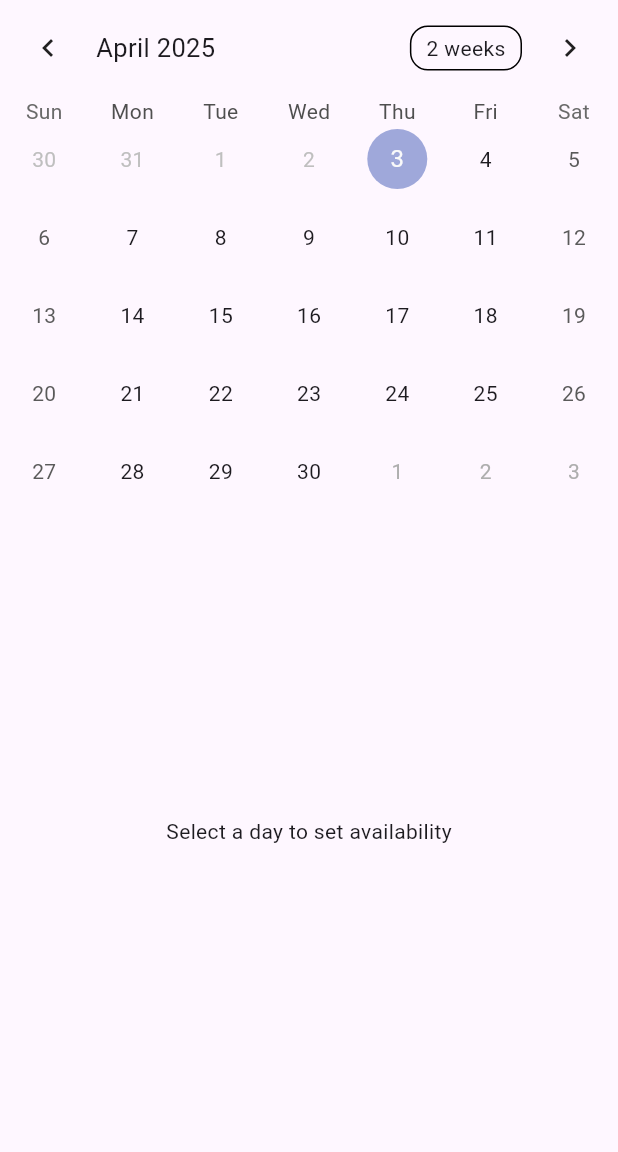
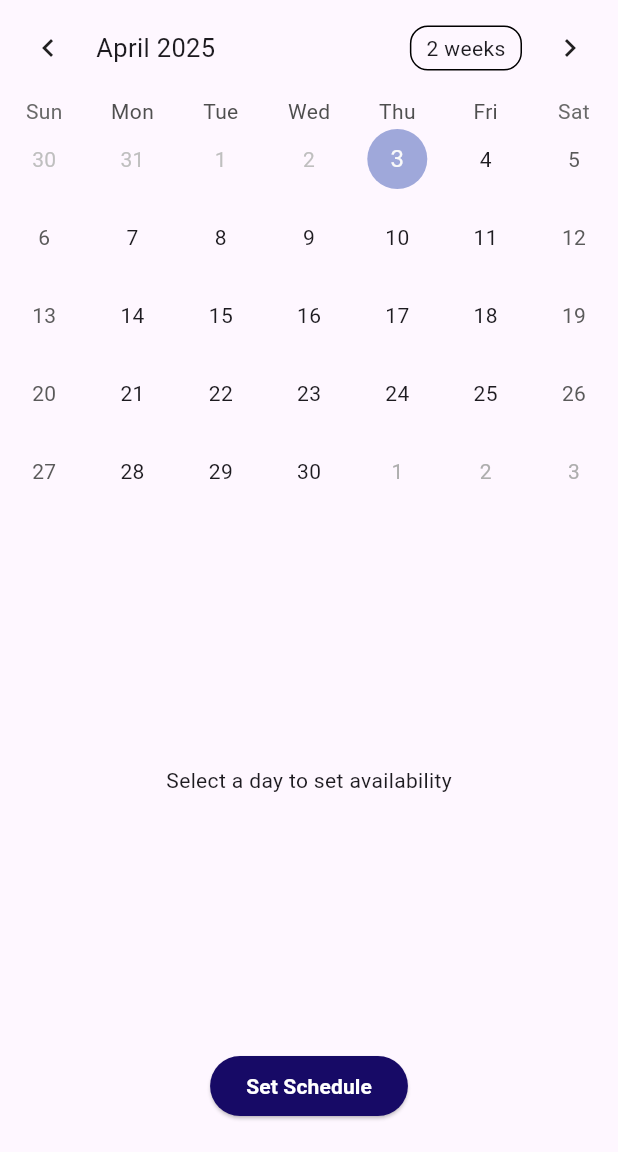
Before and after one commit to Quanby-OJT/Nearby-task-frontend, a Flutter app: the ScheduleManagement screen opened directly, after a tap on the "person" icon, on a phone screen of 412 x 824 dp, the part 84-1236 px from its top. Run offline on Flutter 3.47's test engine with Material 3 defaults, Android fonts, the phone set to English and light mode, and no system bars; drawn by our look-alikes of table_calendar; our stand-ins replace app_links, currency_text_input_formatter, dropdown_search, file_picker, flip_card, flutter_card_swiper and 9 more; missing offline and left inert: flutter_pdfview; accounts and stored records are empty; network calls fail.

Commit message:
successfully inserted tasker schedule to the database. working out with the display to the client/tasker

```diff
--- a/flutter_fe/lib/controller/profile_controller.dart
+++ b/flutter_fe/lib/controller/profile_controller.dart
@@ -1249,7 +1249,6 @@ class ProfileController {
         wage: double.parse(cleanedWage),
         payPeriod: payPeriodController.text,
         birthDate: DateTime.parse(birthdateController.text),
-        phoneNumber: int.parse(contactNumberController.text),
       );
 
       Map<String, dynamic> resultData = await ProfileService.updateTasker(
--- a/flutter_fe/lib/controller/task_controller.dart
+++ b/flutter_fe/lib/controller/task_controller.dart
@@ -237,7 +237,6 @@ class TaskController {
           wage: 0.0,
           payPeriod: '',
           birthDate: DateTime.now(),
-          phoneNumber: 0,
           group: false,
           user: taskerUser,
         );
--- a/flutter_fe/lib/controller/task_request_controller.dart
+++ b/flutter_fe/lib/controller/task_request_controller.dart
@@ -70,6 +70,8 @@ class TaskRequestController {
             content: Text(response['message']),
           ),
         );
+        //TODO: Redirect the user to the Escrow Website
+
       }else{
         ScaffoldMessenger.of(context).showSnackBar(
           SnackBar(
--- /dev/null
+++ b/flutter_fe/lib/controller/tasker_scheduler_controller.dart
@@ -0,0 +1,68 @@
+import 'package:flutter/material.dart';
+import 'package:flutter_fe/model/tasker_scheduler.dart';
+import 'package:flutter_fe/service/tasker_service.dart';
+
+import '../view/service_acc/schedule_management_page.dart';
+
+
+class TaskerSchedulerController {
+  Future<String> setTaskerSchedule(Map<DateTime, List<TimeSlot>> scheduleData) async {
+    try {
+      // Convert the schedule data into a list of TaskerScheduler objects
+      List<TaskerScheduler> schedules = [];
+      scheduleData.forEach((date, slots) {
+        for (var slot in slots) {
+          schedules.add(TaskerScheduler(
+            dateScheduled: date.toIso8601String(),
+            startTime: slot.startTime.toString(),
+            endTime: slot.endTime.toString(),
+            isAvailable: slot.isAvailable,
+          ));
+        }
+      });
+
+      // Send each schedule entry to the API
+      String lastMessage = "";
+      for (var schedule in schedules) {
+        var response = await TaskerService.setTaskerSchedule(schedule);
+        if (response.containsKey('message')) {
+          lastMessage = response['message'];
+        } else {
+          return "An error occurred while setting tasker schedule.";
+        }
+      }
+
+      return lastMessage.isNotEmpty
+          ? lastMessage
+          : "Schedule successfully set";
+    } catch (e, stackTrace) {
+      debugPrint("Error setting tasker schedule: $e");
+      debugPrintStack(stackTrace: stackTrace);
+      return "An error occurred while setting tasker schedule.";
+    }
+  }
+
+  Future<Map<DateTime, List<TimeSlot>>> getTaskerSchedule() async {
+    try{
+      List<TaskerScheduler> schedules = await TaskerService.getTaskerSchedule();
+      Map<DateTime, List<TimeSlot>> scheduleData = {};
+      for (var schedule in schedules) {
+        DateTime date = DateTime.parse(schedule.dateScheduled);
+        if (!scheduleData.containsKey(date)) {
+          scheduleData[date] = [];
+        }
+        scheduleData[date]!.add(TimeSlot(
+          startTime: TimeOfDay(hour: int.parse(schedule.startTime.split(":")[0]), minute: int.parse(schedule.startTime.split(":")[1])),
+          endTime: TimeOfDay(hour: int.parse(schedule.endTime.split(":")[0]), minute: int.parse(schedule.endTime.split(":")[1])),
+          isAvailable: schedule.isAvailable,
+        ));
+      }
+      return scheduleData;
+    } catch (e, stackTrace) {
+      debugPrint("Error getting tasker schedule: $e");
+      debugPrintStack(stackTrace: stackTrace);
+
+      return {};
+    }
+  }
+}
--- a/flutter_fe/lib/model/tasker_model.dart
+++ b/flutter_fe/lib/model/tasker_model.dart
@@ -13,7 +13,6 @@ class TaskerModel {
   final double wage;
   final String payPeriod;
   final DateTime birthDate;
-  final int phoneNumber;
   final bool? group;
   UserModel? user;
 
@@ -28,7 +27,6 @@ class TaskerModel {
     required this.wage,
     required this.payPeriod,
     required this.birthDate,
-    required this.phoneNumber,
     this.taskerDocuments,
     this.socialMediaLinks,
     this.user,
@@ -46,7 +44,6 @@ class TaskerModel {
       id: json['tasker_id'] ?? 0,
       bio: json['bio'] ?? '',
       skills: json['skills'] ?? '',
-      phoneNumber: json['contact_number'],
       availability: json['availability'] ?? false,
       socialMediaLinks: (json['social_media_links'] as Map<String, dynamic>)
           .map((key, value) => MapEntry(key, value as String)),
@@ -81,7 +78,6 @@ class TaskerModel {
 
 
       // remove kasi nasa user na siya
-      "contact_number": phoneNumber,
       "group": group,
       "wage_per_hour": wage,
       "pay_period": payPeriod,
--- /dev/null
+++ b/flutter_fe/lib/model/tasker_scheduler.dart
@@ -0,0 +1,30 @@
+class TaskerScheduler{
+  final String dateScheduled;
+  final String startTime;
+  final String endTime;
+  final bool isAvailable;
+
+  TaskerScheduler({
+    required this.dateScheduled,
+    required this.startTime,
+    required this.endTime,
+    required this.isAvailable
+  });
+
+  Map<String, dynamic> toJson(){
+    return {
+      "scheduled_date": dateScheduled,
+      "start_time": startTime,
+      "end_time": endTime,
+    };
+  }
+
+  factory TaskerScheduler.fromJson(Map<String, dynamic> json){
+    return TaskerScheduler(
+      dateScheduled: json['scheduled_date'] as String,
+      startTime: json['start_time'] as String,
+      endTime: json['end_time'] as String,
+      isAvailable: json['is_available'] as bool,
+    );
+  }
+}
--- a/flutter_fe/lib/service/tasker_service.dart
+++ b/flutter_fe/lib/service/tasker_service.dart
@@ -8,12 +8,14 @@ import 'package:get_storage/get_storage.dart';
 import 'package:http/http.dart' as http;
 import 'package:flutter_fe/model/task_model.dart';
 import 'package:flutter_fe/service/auth_service.dart';
+import 'dart:io';
+import 'package:flutter_fe/model/tasker_scheduler.dart';
 
 class TaskerService {
-  final storage = GetStorage();
-  final String apiUrl = "http://10.0.2.2:5000/connect";
+  static final storage = GetStorage();
+  static final String apiUrl = "http://10.0.2.2:5000/connect";
 
-  Map<String, dynamic> _handleResponse(http.Response response) {
+  static Map<String, dynamic> _handleResponse(http.Response response) {
     debugPrint(response.body);
     final responseBody = jsonDecode(response.body);
     if (response.statusCode >= 200 && response.statusCode < 300) {
@@ -21,6 +23,55 @@ class TaskerService {
       return responseBody;
     } else {
       return {"error": responseBody["error"] ?? "Unknown error"};
+    }
+  }
+
+  static Future<Map<String, dynamic>> _getRequest(String endpoint) async {
+    debugPrint("Current Session: ${await storage.read('session')}");
+    final token = await AuthService.getSessionToken();
+    try {
+      final response = await http.get(
+        Uri.parse('$apiUrl$endpoint'),
+        headers: {
+          "Authorization": "Bearer $token",
+          "Content-Type": "application/json"
+        },
+      );
+      print("API Response for $endpoint: ${response.body}");
+      return _handleResponse(response);
+    } catch (e, stackTrace) {
+      debugPrint(e.toString());
+      debugPrint(stackTrace.toString());
+      return {"error": "Request failed: $e"};
+    }
+  }
+
+  static Future<Map<String, dynamic>> _postRequest(
+      {required String endpoint, required Map<String, dynamic> body}) async {
+    final token = await AuthService.getSessionToken();
+    final response = await http.post(Uri.parse("$apiUrl$endpoint"),
+        headers: {
+          "Authorization": "Bearer $token",
+          "Content-Type": "application/json"
+        },
+        body: jsonEncode(body));
+
+    return _handleResponse(response);
+  }
+
+  Future<Map<String, dynamic>> _deleteRequest(
+      String endpoint, Map<String, dynamic> body) async {
+    final token = await AuthService.getSessionToken();
+    try {
+      final request = http.Request("DELETE", Uri.parse('$apiUrl$endpoint'))
+        ..headers["Authorization"] = "Bearer $token"
+        ..headers["Content-Type"] = "application/json"
+        ..body = jsonEncode(body);
+      final streamedResponse = await request.send();
+      final response = await http.Response.fromStream(streamedResponse);
+      return _handleResponse(response);
+    } catch (e) {
+      return {"error": "Request failed: $e"};
     }
   }
 
@@ -56,8 +107,7 @@ class TaskerService {
     }
   }
 
-  Future<Map<String, dynamic>> updateTaskerProfile(
-      UserModel user, File profileImage, File documentFile) async {
+  Future<Map<String, dynamic>> updateTaskerProfile(UserModel user, File profileImage, File documentFile) async {
     try {
       String token = await AuthService.getSessionToken();
 
@@ -139,4 +189,39 @@ class TaskerService {
       };
     }
   }
+
+  static Future<Map<String, dynamic>> setTaskerSchedule(TaskerScheduler taskerScheduler) async{
+    try{
+      final taskerId = await storage.read("user_id");
+
+      return await _postRequest(endpoint: "/set-tasker-schedule", body: {
+        "tasker_id": taskerId,
+        ...taskerScheduler.toJson()
+      });
+    }catch(e, stackTrace){
+      debugPrint("Error setting tasker schedule: $e");
+      debugPrintStack(stackTrace: stackTrace);
+      return {"error": "An error occurred while setting tasker schedule."};
+    }
+  }
+
+  static Future<List<TaskerScheduler>> getTaskerSchedule() async{
+    try{
+      final taskerId = await storage.read("user_id");
+      var response = await _getRequest("/get-tasker-schedule/$taskerId");
+
+      if(response.containsKey("tasker_schedule")){
+        List<TaskerScheduler> schedules = [];
+        for(var schedule in response["tasker_schedule"]){
+          schedules.add(TaskerScheduler.fromJson(schedule));
+        }
+        return schedules;
+      }
+      return [];
+    }catch(e, stackTrace){
+      debugPrint("Error getting tasker schedule: $e");
+      debugPrintStack(stackTrace: stackTrace);
+      return [];
+    }
+  }
 }
--- a/flutter_fe/lib/view/chat/task_details_screen.dart
+++ b/flutter_fe/lib/view/chat/task_details_screen.dart
@@ -131,7 +131,7 @@ class _TaskDetailsScreenState extends State<TaskDetailsScreen> {
             ),
             Divider(height:30),
             _buildInfoRow(FontAwesomeIcons.user, Colors.black, "${taskAssignment?.tasker?.user?.firstName} ${taskAssignment?.tasker?.user?.middleName ?? ''} ${taskAssignment?.tasker?.user?.lastName}" ?? "N/A"),
-            _buildInfoRow(FontAwesomeIcons.phone, Colors.blue, taskAssignment?.tasker?.phoneNumber.toString() ?? "N/A"),
+            _buildInfoRow(FontAwesomeIcons.phone, Colors.blue, taskAssignment?.tasker?.user?.contact.toString() ?? "N/A"),
             _buildInfoRow(FontAwesomeIcons.envelope, Color(0XFFE04556), taskAssignment?.tasker?.user?.email ?? "N/A"),
             _buildInfoRow(FontAwesomeIcons.locationPin, Color(0XFFE04556), taskAssignment?.tasker?.taskerAddress ?? "N/A"),
             Divider(height: 30),
--- a/flutter_fe/lib/view/profile/profile_screen.dart
+++ b/flutter_fe/lib/view/profile/profile_screen.dart
@@ -79,7 +79,7 @@ class _ProfileScreenState extends State<ProfileScreen> {
         _userController.availabilityController.text = _user?.tasker?.availability == true ? "I am available" : "I am not available";
         _userController.taskerAddressController.text = _user?.tasker?.taskerAddress ?? '';
         _userController.payPeriodController.text = _user?.tasker?.payPeriod ?? '';
-        _userController.contactNumberController.text = user?.tasker?.phoneNumber.toString() ?? '';
+        _userController.contactNumberController.text = user?.tasker?.user?.contact.toString() ?? '';
         if (_user?.tasker?.taskerDocuments != null) {
           debugPrint("Tasker Documents: ${_user!.tasker!.taskerDocuments}");
           tesdaDocuments = [_user!.tasker!.taskerDocuments!]; // Store as String (URL)
--- a/flutter_fe/lib/view/service_acc/schedule_management_page.dart
+++ b/flutter_fe/lib/view/service_acc/schedule_management_page.dart
@@ -1,6 +1,8 @@
 import 'package:flutter/material.dart';
+import 'package:flutter_fe/model/tasker_scheduler.dart';
 import 'package:flutter_fe/view/nav/user_navigation.dart';
 import 'package:table_calendar/table_calendar.dart';
+import 'package:flutter_fe/controller/tasker_scheduler_controller.dart';
 
 class ScheduleManagement extends StatefulWidget {
   const ScheduleManagement({super.key});
@@ -12,21 +14,52 @@ class ScheduleManagement extends StatefulWidget {
 class _ScheduleManagementState extends State<ScheduleManagement> {
   CalendarFormat _calendarFormat = CalendarFormat.month;
   DateTime _focusedDay = DateTime.now();
+  DateTime? _selectedFromDate;
+  DateTime? _selectedToDate;
   DateTime? _selectedDay;
+  final TaskerSchedulerController _taskerSchedulerController =
+      TaskerSchedulerController();
   final Map<DateTime, List<TimeSlot>> _availabilitySlots = {};
 
+  @override
+  void initState() {
+    super.initState();
+    _loadSchedule();
+  }
+
+  Future<void> _loadSchedule() async {
+    Map<DateTime, List<TimeSlot>> schedule =
+        await _taskerSchedulerController.getTaskerSchedule();
+    if (schedule != null) {
+      _availabilitySlots.addAll(schedule.map((key, value) => MapEntry(
+            key,
+            value
+                .map((slot) => TimeSlot(
+                      startTime: slot.startTime,
+                      endTime: slot.endTime,
+                      isAvailable: slot.isAvailable,
+                    ))
+                .toList(),
+          )));
+      setState(() {}); // Update UI after loading data
+    }
+  }
+  //Main Screen
   @override
   Widget build(BuildContext context) {
     return Scaffold(
       appBar: NavUserScreen(),
       body: Column(
         children: [
+          //Main Calendar
           TableCalendar(
             firstDay: DateTime.now(),
             lastDay: DateTime.now().add(Duration(days: 365)),
             focusedDay: _focusedDay,
             selectedDayPredicate: (day) => isSameDay(_selectedDay, day),
             calendarFormat: _calendarFormat,
+            rangeStartDay: _selectedFromDate,
+            rangeEndDay: _selectedToDate,
             onFormatChanged: (format) {
               setState(() {
                 _calendarFormat = format;
@@ -38,6 +71,13 @@ class _ScheduleManagementState extends State<ScheduleManagement> {
                 _focusedDay = focusedDay;
               });
             },
+            onRangeSelected: (start, end, focusedDay) {
+              setState(() {
+                _selectedFromDate = start;
+                _selectedToDate = end;
+                _focusedDay = focusedDay;
+              });
+            },
             calendarStyle: CalendarStyle(
               markerDecoration: BoxDecoration(
                 color: Colors.blue,
@@ -46,7 +86,7 @@ class _ScheduleManagementState extends State<ScheduleManagement> {
             ),
             eventLoader: (day) {
               return _availabilitySlots[
-                      DateTime(day.year, day.month, day.day)] ??
+                          DateTime(day.year, day.month, day.day)] ??
                   [];
             },
           ),
@@ -55,6 +95,38 @@ class _ScheduleManagementState extends State<ScheduleManagement> {
                 ? Center(child: Text('Select a day to set availability'))
                 : _buildTimeSlots(),
           ),
+          ElevatedButton(
+            onPressed: () async {
+              if (_availabilitySlots.isNotEmpty) {
+                String result = await _taskerSchedulerController
+                    .setTaskerSchedule(_availabilitySlots);
+                ScaffoldMessenger.of(context).showSnackBar(
+                    SnackBar(
+                      content: Text(result),
+                      backgroundColor: Colors.green,
+                    ),
+                  );
+              } else {
+                ScaffoldMessenger.of(context).showSnackBar(
+                    SnackBar(
+                      content: Text("No availability slots selected"),
+                      backgroundColor: Colors.red,
+                    ),
+                  );
+              }
+            },
+            style: ButtonStyle( // Assuming ButtonStyle is correctly defined
+              backgroundColor: WidgetStateProperty.all<Color>(Color(0XFF170A66)),
+            ),
+            child: Text(
+              "Set Schedule",
+              style: TextStyle(
+                color: Colors.white,
+                fontWeight: FontWeight.bold,
+              ),
+            ),
+          ),
+          SizedBox(height: 20)
         ],
       ),
       floatingActionButton: _selectedDay == null
@@ -79,7 +151,7 @@ class _ScheduleManagementState extends State<ScheduleManagement> {
         Padding(
           padding: EdgeInsets.all(16.0),
           child: Text(
-            'Availability for ${_selectedDay!.toString().split(' ')[0]}',
+            'Availability for ${getMonthName(_selectedDay!.month)} ${_selectedDay!.day}, ${_selectedDay!.year}',
             style: Theme.of(context).textTheme.titleLarge,
           ),
         ),
@@ -264,6 +336,31 @@ class _ScheduleManagementState extends State<ScheduleManagement> {
     final minute = time.minute.toString().padLeft(2, '0');
     return '$hour:$minute';
   }
+
+  String getMonthName(int month) {
+    switch (month) {
+      case 1:
+        return 'January';
+      case 2:
+        return 'February';
+      case 3:
+        return 'March';
+      case 4:
+        return 'April';
+      case 5:
+        return 'May';
+      case 6:
+        return 'June';
+      case 7:
+        return 'July';
+      case 8:
+        return 'August';
+      case 9:
+        return 'September';
+      default:
+        return 'December';
+    }
+  }
 }
 
 class TimeSlot {
```
Also changed, not shown: flutter_fe/lib/view/service_acc/chat_screen.dart (+2 -13 lines).
